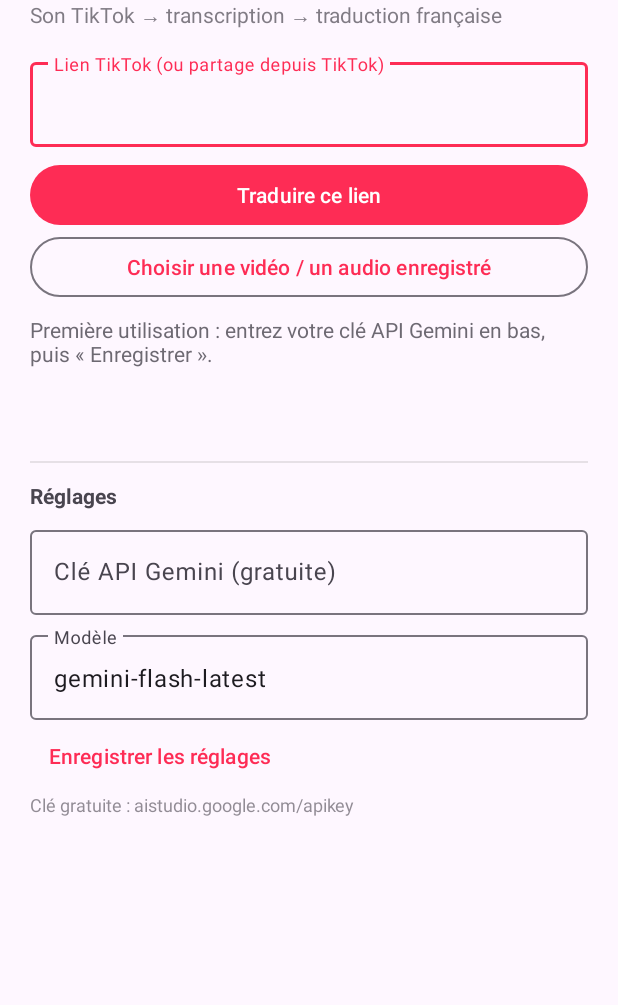
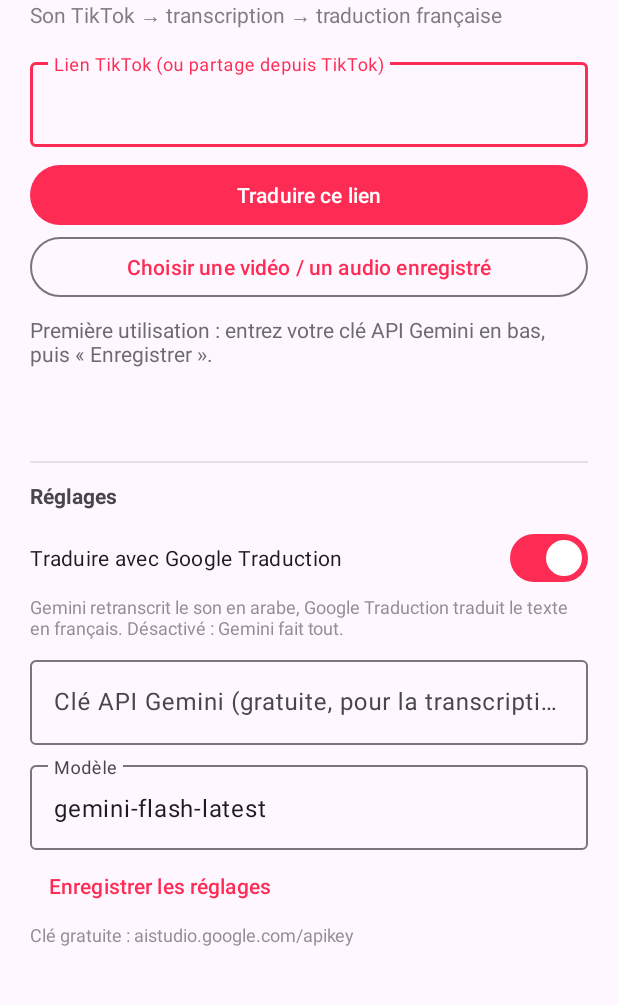
Before and after one commit to YeuK-YeuK/tiktrad, an Android app: the screen it shows after launch (MainActivity), on a phone screen of 412 x 824 dp, the part 87-1092 px from its top. Run offline under Robolectric (Android 15) with nearby library versions, the phone set to English and light mode, and no system bars.

Commit message:
Traduction via Google Traduction (Gemini garde la transcription)
Co-Authored-By: Claude Opus 5.5 <noreply@anthropic.com>
Claude-Session: https://claude.ai/code/session_01G2xGRbHTPF34whvKh7Lcw5

```diff
--- a/app/build.gradle.kts
+++ b/app/build.gradle.kts
@@ -9,8 +9,8 @@ android {
         applicationId = "sn.yeuk.tiktrad"
         minSdk = 24
         targetSdk = 34
-        versionCode = 1
-        versionName = "1.0"
+        versionCode = 2
+        versionName = "1.1"
     }
     buildTypes { release { isMinifyEnabled = false } }
     compileOptions {
--- a/app/src/main/res/layout/activity_main.xml
+++ b/app/src/main/res/layout/activity_main.xml
@@ -83,6 +83,14 @@
             android:text="Copier la traduction"
             android:visibility="gone" />
 
+        <com.google.android.material.button.MaterialButton
+            android:id="@+id/btnGoogle"
+            style="@style/Widget.Material3.Button.OutlinedButton"
+            android:layout_width="wrap_content"
+            android:layout_height="wrap_content"
+            android:text="Ouvrir dans Google Traduction"
+            android:visibility="gone" />
+
         <View
             android:layout_width="match_parent"
             android:layout_height="1dp"
@@ -97,11 +105,26 @@
             android:text="Réglages"
             android:textStyle="bold" />
 
+        <com.google.android.material.materialswitch.MaterialSwitch
+            android:id="@+id/switchGoogle"
+            android:layout_width="match_parent"
+            android:layout_height="wrap_content"
+            android:layout_marginTop="8dp"
+            android:checked="true"
+            android:text="Traduire avec Google Traduction" />
+
+        <TextView
+            android:layout_width="match_parent"
+            android:layout_height="wrap_content"
+            android:alpha="0.6"
+            android:textSize="12sp"
+            android:text="Gemini retranscrit le son en arabe, Google Traduction traduit le texte en français. Désactivé : Gemini fait tout." />
+
         <com.google.android.material.textfield.TextInputLayout
             android:layout_width="match_parent"
             android:layout_height="wrap_content"
             android:layout_marginTop="8dp"
-            android:hint="Clé API Gemini (gratuite)">
+            android:hint="Clé API Gemini (gratuite, pour la transcription)">
             <com.google.android.material.textfield.TextInputEditText
                 android:id="@+id/inputKey"
                 android:layout_width="match_parent"
```
Also changed, not shown: app/src/main/java/sn/yeuk/tiktrad/MainActivity.kt (+90 -7 lines), 1 other file.
